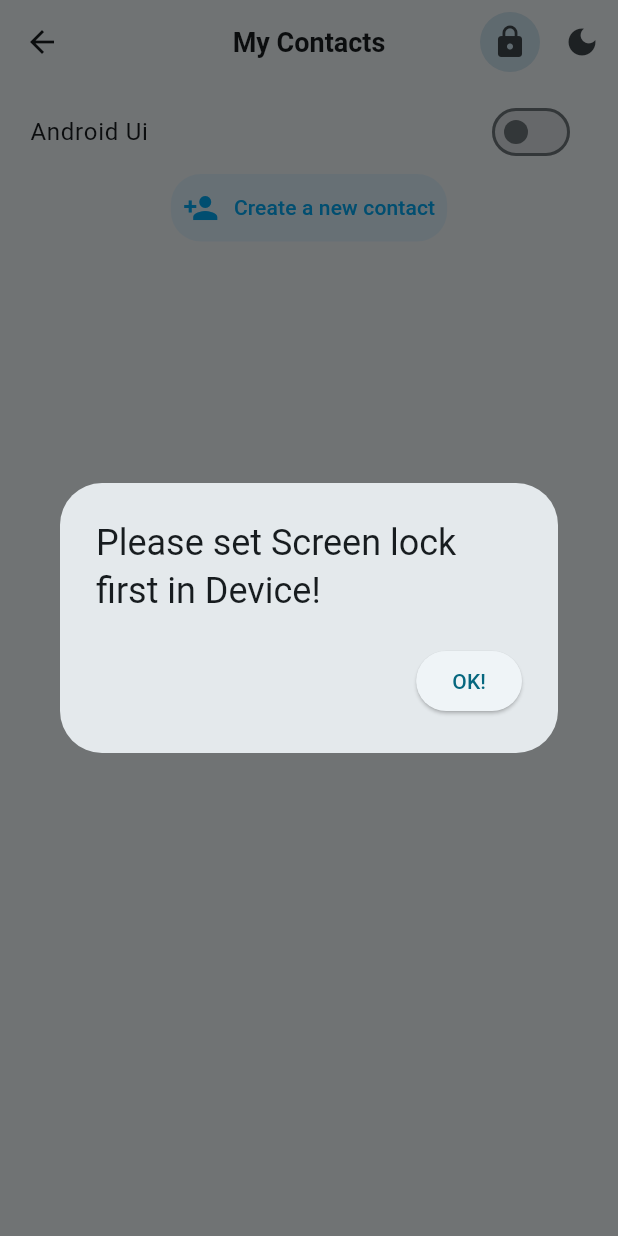
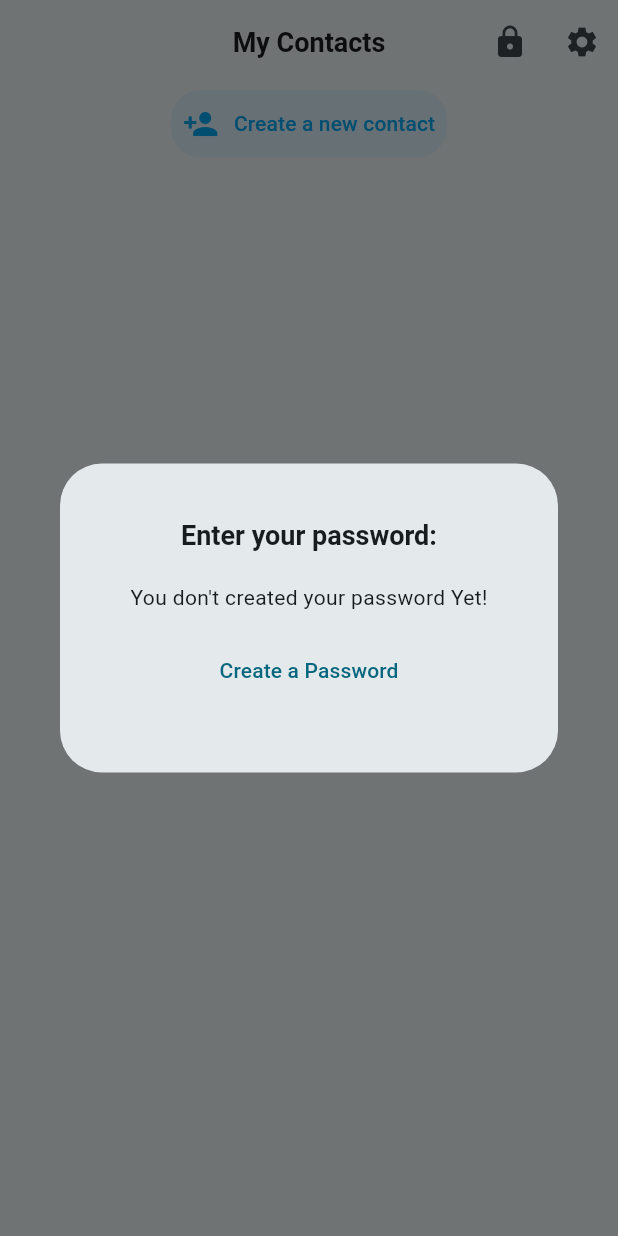
Before and after one commit to sumitFlutter/Project--platform_converter, a Flutter app: the HomeScreen screen opened by its route, after a tap on the "lock" icon, on a phone screen of 412 x 824 dp. Run offline on Flutter 3.47's test engine with Material 3 defaults, Android fonts, the phone set to English and light mode, and no system bars; our stand-ins replace image_picker, introduction_screen, local_auth, share_plus, shared_preferences; accounts and stored records are empty.

Commit message:
monday 12PM

```diff
--- /dev/null
+++ b/lib/screen/providers/auth_provider.dart
@@ -0,0 +1,17 @@
+import 'package:flutter/cupertino.dart';
+import 'package:platform_convertor/utils/shared_helper.dart';
+
+class AuthProvider with ChangeNotifier{
+  String pPassword="";
+  String password="";
+  void setPassword({required String pin}) {
+    password=pin;
+    saveKey(password: password);
+    notifyListeners();
+}
+void getPPass()
+async {
+  pPassword=(await getKey())!;
+  notifyListeners();
+}
+}
--- a/lib/screen/providers/contact_provider.dart
+++ b/lib/screen/providers/contact_provider.dart
@@ -15,7 +15,6 @@ class ContactProvider with ChangeNotifier
   String? editI;
   String? path= "assets/image/profile.png";
   int step=0;
-
   void cancelStep()
   {
     if(step>0)
@@ -47,9 +46,9 @@ class ContactProvider with ChangeNotifier
     contactList.removeAt(index);
     notifyListeners();
   }
-  void editP1(int index)
+  void editP1({required int index,required bool isHidden})
   {
-    editI=contactList[index].image;
+    editI=isHidden==false?contactList[index].image:hiddenContactList[index].image;
     notifyListeners();
   }
   void editP2(String image1)
@@ -57,32 +56,10 @@ class ContactProvider with ChangeNotifier
     editI=image1;
     notifyListeners();
   }
-  void updateContact({required int index,required Contact c3})
+  void updateContact({required int index,required Contact c3,required bool isHidden})
   {
-    contactList[index]=c3;
+   isHidden==false?contactList[index]=c3:hiddenContactList[index]=c3;
     notifyListeners();
-  }
-  Future<bool?> lock()
-  async{
-    bool mainV=false;
-    bool check = await auth.canCheckBiometrics;
-    check=true;
-    print(check);
-    if(check)
-      {
-        List<BiometricType> l1 = await auth.getAvailableBiometrics();
-        if(l1.isNotEmpty)
-          {
-            if(l1.contains(BiometricType.weak)||l1.contains(BiometricType.strong)||l1.contains(BiometricType.fingerprint)||l1.contains(BiometricType.face)||l1.contains(BiometricType.iris))
-              {
-                mainV = await auth.authenticate(
-                    localizedReason: 'Please authenticate to proceed',
-                    options: AuthenticationOptions(useErrorDialogs: true,));
-              }
-              return mainV;
-          }
-      }
-
   }
   void createHidden(int index)
   {
@@ -97,10 +74,4 @@ class ContactProvider with ChangeNotifier
     hiddenContactList.removeAt(index);
     notifyListeners();
   }
-  void auth1()
-  async {
-    lock();
-    check1=await lock();
-
-  }
 }
--- a/lib/screen/providers/screen_provider.dart
+++ b/lib/screen/providers/screen_provider.dart
@@ -1,7 +1,12 @@
 import 'package:flutter/cupertino.dart';
+import 'package:platform_convertor/screen/view/settings/app_setting_screen.dart';
+
+import '../view/addData/add_data_screen.dart';
+import '../view/home/home_screen.dart';
 
 class ScreenProvider with ChangeNotifier
 {
+  List<Widget> androidScreens = [const HomeScreen(), const AddDataScreen(),const SettingScreen()];
   int pageIndex=0;
   void changePage({required int index})
   {
--- a/lib/screen/view/dash/dash_screen.dart
+++ b/lib/screen/view/dash/dash_screen.dart
@@ -15,19 +15,19 @@ class DashScreen extends StatefulWidget {
 class _DashScreenState extends State<DashScreen> {
   ScreenProvider? providerR;
   ScreenProvider? providerW;
-  List<Widget> l1 = [const HomeScreen(), const AddDataScreen()];
 
   @override
   Widget build(BuildContext context) {
     providerW = context.watch<ScreenProvider>();
     providerR = context.read<ScreenProvider>();
     return Scaffold(
-      body: l1[providerW!.pageIndex],
+      body: providerR!.androidScreens[providerW!.pageIndex],
       bottomNavigationBar: NavigationBar(
         destinations: [
           NavigationDestination(icon: Icon(Icons.home), label: "Home"),
           NavigationDestination(
-              icon: Icon(Icons.person_add), label: "Add Contact")
+              icon: Icon(Icons.person_add), label: "Add Contact"),
+          NavigationDestination(icon: Icon(Icons.settings), label: "User & App's\n    Settings")
         ],
         onDestinationSelected: (value) {
           providerR!.changePage(index: value);
--- a/lib/screen/view/hidden/hidden_screen.dart
+++ b/lib/screen/view/hidden/hidden_screen.dart
@@ -1,6 +1,7 @@
 import 'dart:io';
 
 import 'package:flutter/material.dart';
+import 'package:platform_convertor/screen/providers/screen_provider.dart';
 import 'package:provider/provider.dart';
 
 import '../../providers/contact_provider.dart';
@@ -22,6 +23,9 @@ class _HiddenScreenState extends State<HiddenScreen> {
     return SafeArea(
         child: Scaffold(
           appBar: AppBar(
+            leading: IconButton(onPressed: () {
+              Navigator.pushReplacementNamed(context, "dash");
+            },icon: Icon(Icons.arrow_back),),
             title: Text(
                 "My  Hidden Contacts",
                 style: Theme.of(context).textTheme.titleLarge
--- a/lib/screen/view/home/home_screen.dart
+++ b/lib/screen/view/home/home_screen.dart
@@ -1,11 +1,13 @@
 import 'dart:io';
+import 'package:flutter/cupertino.dart';
 import 'package:flutter/material.dart';
-import 'package:platform_convertor/screen/providers/theme_provider.dart';
+import 'package:flutter/widgets.dart';
+import 'package:platform_convertor/screen/providers/auth_provider.dart';
 import 'package:provider/provider.dart';
+import 'package:url_launcher/url_launcher.dart';
 
 import '../../providers/contact_provider.dart';
 import '../../providers/screen_provider.dart';
-import '../../providers/ui_provider.dart';
 
 
 
@@ -17,50 +19,37 @@ class HomeScreen extends StatefulWidget {
 }
 
 class _HomeScreenState extends State<HomeScreen> {
+  TextEditingController txtPass=TextEditingController();
+  TextEditingController txtIn=TextEditingController();
+  AuthProvider? authR;
+  AuthProvider? authW;
   ContactProvider? providerR;
   ContactProvider? providerW;
-  UiProvider? uiR;
-  UiProvider? uiW;
   @override
   Widget build(BuildContext context) {
-    uiR=context.read<UiProvider>();
-    uiW=context.watch<UiProvider>();
+    authR=context.read<AuthProvider>();
+    authW=context.watch<AuthProvider>();
     providerR=context.read<ContactProvider>();
     providerW=context.watch<ContactProvider>();
     return SafeArea(
         child: Scaffold(
       appBar: AppBar(
+        automaticallyImplyLeading: false,
         title: Text(
           "My Contacts",
           style: Theme.of(context).textTheme.titleLarge
         ),
         actions: [
-          IconButton.filledTonal(onPressed: () {
-            providerR!.auth1();
-            if(providerR!.check1==true)
-              {
-                Navigator.pushNamed(context, "hide");
-              }
-            else{
-              showDialog(context: context, builder: (context) {
-                return AlertDialog(title: const Text("Please set Screen lock first in Device!"),actions: [
-                  ElevatedButton(onPressed: () {
-                    Navigator.pop(context);
-                  }, child: const Text("OK!"))
-                ],);
-              },);
-            }
+          IconButton(onPressed: () {
+                unlockDialog();
           }, icon: const Icon(Icons.lock)),
-          IconButton(onPressed: () => context.read<ThemeProvider>().setTheme(), icon: Icon(context.watch<ThemeProvider>().themeMode))
-        ],
-      ),
+          IconButton(onPressed: () => context.read<ScreenProvider>().changePage(index: 2), icon: const Icon(Icons.settings)),
+        ]
+          ),
       body: Padding(
         padding: const EdgeInsets.all(4),
         child: Column(
           children: [
-            ListTile(title: const Text("Android Ui"),trailing: Switch(value: uiW!.iosUi,onChanged: (value) {
-              uiR!.setUi();
-            },),),
             Center(
               child: InkWell(
                 onTap: () {
@@ -97,7 +86,8 @@ class _HomeScreenState extends State<HomeScreen> {
                             children: [providerW?.contactList[index].image=="assets/image/profile.png"?
                               CircleAvatar(
                                   radius: 25,
-                              backgroundImage: AssetImage(providerW!.contactList[index].image!),):
+                              backgroundColor: Colors.primaries[index].shade200,
+                              child:Center(child: Text(providerW!.contactList[index].name!.substring(0,1),style: TextStyle(fontWeight: FontWeight.bold,fontSize: 18),)),):
                                       CircleAvatar(
                                       radius: 25,
                                           backgroundImage: FileImage(
@@ -110,11 +100,10 @@ class _HomeScreenState extends State<HomeScreen> {
                               const Spacer(),
                               Container(
                                 child: IconButton(
-                                    onPressed: () {
-
-                                        providerR!.remove(index);
+                                    onPressed: () async {
+                                     await launchUrl(Uri.parse("tel:+91${providerW!.contactList[index].mobile}"));
                                     },
-                                    icon: const Icon(Icons.delete)),
+                                    icon: const Icon(Icons.call)),
                               ),
                             ],
                           ),
@@ -129,4 +118,85 @@ class _HomeScreenState extends State<HomeScreen> {
       ),
     ));
   }
+  void lockDialog()
+  {
+    showDialog(context: context, builder: (context) {
+      return AlertDialog(
+        title:const Text("Create a Password"),
+          content: Container(
+          padding: const EdgeInsets.all(15),
+          child:Column(
+            mainAxisSize: MainAxisSize.min,
+            children: [
+              TextField(
+                decoration: const InputDecoration(border: OutlineInputBorder(),
+                hintText: "Enter your new password here:"),
+                controller: txtPass,
+              ),
+              const SizedBox(height: 15,),
+              ElevatedButton(onPressed: () {
+                authR!.setPassword(pin: txtPass.text);
+                authR!.getPPass();
+                ScaffoldMessenger.of(context).showSnackBar(const SnackBar(content: Text("Your Password is successfully created\n Please again tap Lock Button to see Hidden Contacts")));
+                Navigator.pop(context);
+                Navigator.pop(context);
+                txtPass.clear();
+              }, child: const Text("Create"))
+            ],
+          ),
+        ),
+      );
+    });
+  }
+  void unlockDialog()
+  {
+    if(authW!.pPassword.isEmpty)
+      {
+        authR!.getPPass();
+      }
+    showDialog(context: context, builder: (context) {
+      return AlertDialog(
+        content: SingleChildScrollView(
+          child: Container(
+              padding: const EdgeInsets.all(15),
+              margin: const EdgeInsets.all(5),
+              width: MediaQuery.sizeOf(context).width*0.75,
+              child:Column(
+                mainAxisSize: MainAxisSize.min,
+                children: [
+                  Text("Enter your password:",style: Theme.of(context).textTheme.titleLarge,),
+                  const SizedBox(height: 20,),
+                  authW!.pPassword.isNotEmpty?
+                  TextField(
+                    decoration: const InputDecoration(border: OutlineInputBorder(),
+                        hintText: "Enter your password here:"),
+                    controller: txtIn,
+                  ):
+                      const Text("You don't created your password Yet!"),
+                  const SizedBox(height: 15,),
+                  authW!.pPassword.isNotEmpty?
+                  ElevatedButton(onPressed: () {
+                    if(authR!.pPassword==txtIn.text)
+                    {
+                      ScaffoldMessenger.of(context).showSnackBar(const SnackBar(content: Text("You entered Right Password")));
+                      Navigator.pushNamed(context, "hide");
+                      txtIn.clear();
+                    }
+                    else
+                    {
+                      ScaffoldMessenger.of(context).showSnackBar(const SnackBar(content: Text("Try Again")));
+                      txtIn.clear();
+                      Navigator.pop(context);
+                    }
+                  }, child: const Text("Proceed ->")):Container(),
+                  authR!.pPassword.isEmpty?TextButton(onPressed: () {
+                    lockDialog();
+                  }, child: const Text("Create a Password")):Container()
+                ],
+              ),
+          ),
+        ),
+      );
+    },);
+  }
 }
--- a/lib/utils/routes/routes.dart
+++ b/lib/utils/routes/routes.dart
@@ -1,4 +1,5 @@
 import 'package:flutter/cupertino.dart';
+import 'package:platform_convertor/screen/view/settings/app_setting_screen.dart';
 
 import '../../screen/view/addData/add_data_ios_screen.dart';
 import '../../screen/view/addData/add_data_screen.dart';
@@ -18,6 +19,7 @@ Map <String,WidgetBuilder> myRouts={
   "add":(context) => const AddDataScreen(),
   "view":(context) => const DetailsScreen(),
   "hide":(context) => const HiddenScreen(),
+  "settings":(context) => SettingScreen(),
 };
 Map <String,WidgetBuilder> myRoutsIos={
   "/":(context) => const SpleshScreen_(),
--- a/lib/utils/shared_helper.dart
+++ b/lib/utils/shared_helper.dart
@@ -30,3 +30,23 @@ Future<bool?> applyUi() async {
   s1.getBool("ui");
   return s1.getBool("ui");
 }
+void saveKey({required String password}) async {
+  SharedPreferences s1 = await SharedPreferences.getInstance();
+  s1.setString("pass", password);
+}
+
+Future<String?> getKey() async {
+  SharedPreferences s1 = await SharedPreferences.getInstance();
+  s1.getString("pass");
+  return s1.getString("pass");
+}
+void saveAc({required List <String> l1}) async {
+  SharedPreferences s1 = await SharedPreferences.getInstance();
+  s1.setStringList("ac", l1);
+}
+
+Future<List<String>?> getAc() async {
+  SharedPreferences s1 = await SharedPreferences.getInstance();
+  s1.getStringList("ac");
+  return s1.getStringList("ac");
+}
```
Also changed, not shown: lib/main.dart (+2 -8 lines), lib/screen/providers/app_setting_provider.dart (added, +36 -0 lines), lib/screen/view/addData/add_data_screen.dart (+2 -6 lines), lib/screen/view/details/details_screen.dart (+28 -20 lines), lib/screen/view/settings/app_setting_screen.dart (added, +269 -0 lines), lib/utils/declaration/provider_declaration.dart (added, +18 -0 lines).
